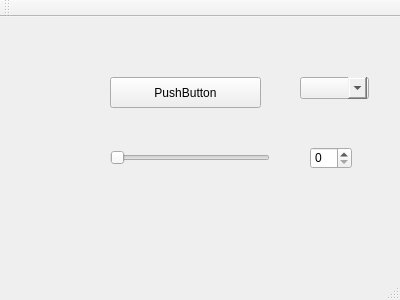
Before: the Qt Designer form ch8/8-1/mystylesheets/mainwindow.ui in 1802802/1802802, drawn with Qt 5.
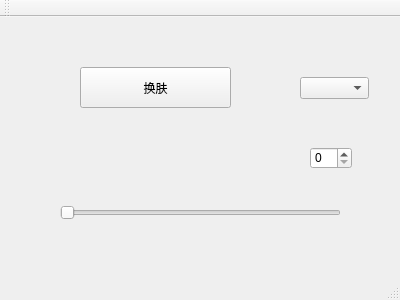
After: the same form once the commit is applied.

Patch:
```diff
--- a/ch8/8-1/mystylesheets/mainwindow.ui
+++ b/ch8/8-1/mystylesheets/mainwindow.ui
@@ -14,42 +14,29 @@
    <string>MainWindow</string>
   </property>
   <property name="styleSheet">
-   <string notr="true">QPushButton:hover   
-{
-	background-color: rgb(255, 85, 0);
-	font: 75 12pt &quot;Times New Roman&quot;;
-	background-color: qconicalgradient(cx:0.5, cy:0.5, angle:0, stop:0 rgba(0, 0, 0, 255), stop:1 rgba(255, 255, 255, 255));
-}
-QSlider:hover
-{
-	background-color: rgb(255, 170, 0);
-}
-QComboBox::drop-down:hover
-{
-	background-color: rgb(170, 0, 127);
-}</string>
+   <string notr="true"/>
   </property>
   <widget class="QWidget" name="centralWidget">
    <widget class="QPushButton" name="pushButton">
     <property name="geometry">
      <rect>
-      <x>110</x>
-      <y>60</y>
+      <x>80</x>
+      <y>50</y>
       <width>151</width>
-      <height>31</height>
+      <height>41</height>
      </rect>
     </property>
     <property name="text">
-     <string>PushButton</string>
+     <string>换肤</string>
     </property>
    </widget>
    <widget class="QSlider" name="horizontalSlider">
     <property name="geometry">
      <rect>
-      <x>110</x>
-      <y>130</y>
-      <width>160</width>
-      <height>22</height>
+      <x>60</x>
+      <y>180</y>
+      <width>281</width>
+      <height>31</height>
      </rect>
     </property>
     <property name="orientation">
```
